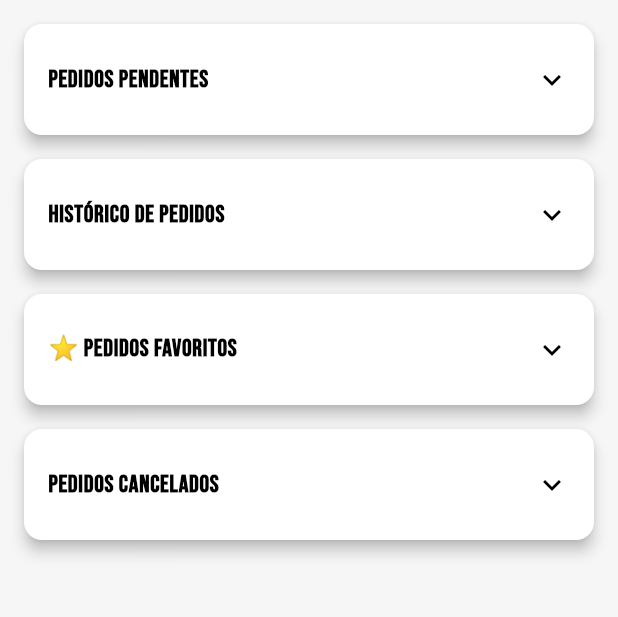
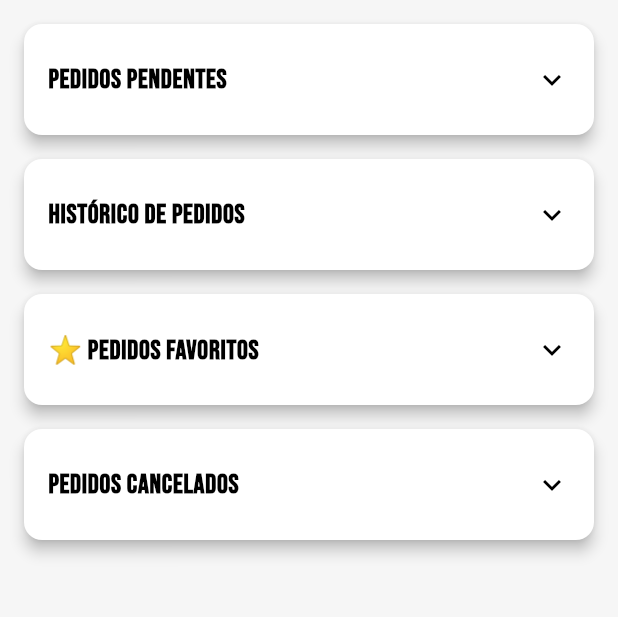
Before and after one commit to Animus2025/Lanchonete-da-Carminha_flutter, a Flutter app: the MeusPedidosPage screen opened by its route, on a phone screen of 412 x 824 dp, the part 84-701 px from its top. Run offline on Flutter 3.47's test engine with Material 3 defaults, Android fonts, the phone set to English and light mode, and no system bars.

Commit message:
Update Meus_pedidos.dart

```diff
--- a/lib/ui/pages/Meus_pedidos.dart
+++ b/lib/ui/pages/Meus_pedidos.dart
@@ -17,18 +17,22 @@ class MeusPedidosPage extends StatelessWidget {
         padding: const EdgeInsets.all(16),
         children: [
           buildPedidoSection(
+            context: context,
             title: 'Pedidos Pendentes',
             pedidos: [],
           ),
           buildPedidoSection(
+            context: context,
             title: 'Histórico de Pedidos',
             pedidos: [],
           ),
           buildPedidoSection(
+            context: context,
             title: '⭐ Pedidos Favoritos',
             pedidos: [],
           ),
           buildPedidoSection(
+            context: context,
             title: 'Pedidos Cancelados',
             pedidos: [],
           ),
@@ -37,11 +41,14 @@ class MeusPedidosPage extends StatelessWidget {
     );
   }
 
-  // Secção com ExpansionTile
+  // Seção com ExpansionTile
   Widget buildPedidoSection({
+    required BuildContext context,
     required String title,
     required List<Widget> pedidos,
   }) {
+    final isDarkMode = Theme.of(context).brightness == Brightness.dark;
+
     return Card(
       shape: RoundedRectangleBorder(borderRadius: BorderRadius.circular(12)),
       elevation: 4,
@@ -50,15 +57,29 @@ class MeusPedidosPage extends StatelessWidget {
         tilePadding: const EdgeInsets.symmetric(horizontal: 16, vertical: 8),
         title: Text(
           title,
-          style: const TextStyle(fontWeight: FontWeight.bold),
+          style: TextStyle(
+            fontWeight: FontWeight.bold,
+            fontSize: 18,
+            color: isDarkMode ? AppColors.laranja : AppColors.preto,
+            fontFamily: 'BebasNeue',
+          ),
         ),
         children: pedidos.isNotEmpty
             ? pedidos
             : [
-                const Padding(
-                  padding: EdgeInsets.all(16.0),
-                  child: Text('Nenhum pedido.'),
-                )
+                Padding(
+                  padding: const EdgeInsets.all(16.0),
+                  child: Text(
+                    'Nenhum pedido.',
+                    style: TextStyle(
+                      fontFamily: 'BebasNeue',
+                      fontSize: 16,
+                      color: isDarkMode
+                          ? AppColors.laranja
+                          : AppColors.textPrimary,
+                    ),
+                  ),
+                ),
               ],
       ),
     );
```
